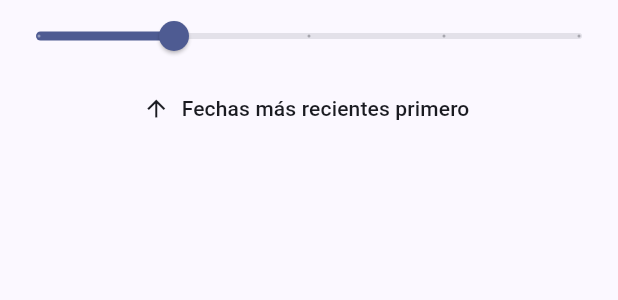
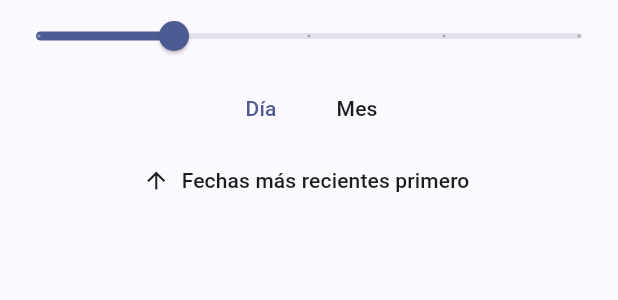
Before and after one commit to sfuentescamara/OneDriveGallery_Flutter, a Flutter app: the OneDriveGalleryWidget widget shown alone on an empty page, opened directly with empty values, on a phone screen of 412 x 824 dp. Shown: the top 300 px of the screen. Run offline on Flutter 3.47's test engine with Material 3 defaults, Android fonts, the phone set to English and light mode, and no system bars; our stand-ins replace cached_network_image, dio, flutter_dotenv, flutter_secure_storage, permission_handler, share_plus and 2 more; missing offline and left inert: flutter_appauth, flutter_image_gallery_saver; accounts and stored records are empty; network calls fail.

Commit message:
[APP] day/month

```diff
--- a/lib/drive_screen.dart
+++ b/lib/drive_screen.dart
@@ -13,7 +13,13 @@
 import 'package:flutter_image_gallery_saver/flutter_image_gallery_saver.dart';
 import 'package:video_player/video_player.dart';
 import 'main.dart'; // Para MyAppState y FavoriteFolderIdentifier
+import 'package:intl/intl.dart'; // Para formateo de fechas
 
+// Enum para el modo de agrupación de la galería
+enum GroupingMode {
+  day,
+  month,
+}
 
 class DriveScreen extends StatelessWidget {
   @override
@@ -198,10 +204,6 @@
     }
   }
 
-
-
-
-
   List<dynamic> _buildDisplayList(
     List<Map<String, dynamic>> childrenRawItems,
     List<Map<String, dynamic>> sharedRemoteRawItems,
@@ -234,9 +236,7 @@
     // Create and add the single gallery object if there are media items
     if (mediaItemsForGallery.isNotEmpty) {
       OneDriveGallery gallery = OneDriveGallery.fromDriveItems(mediaItemsForGallery);
-      if (gallery.mediaByDate.isNotEmpty) {
-        processedItems.add(gallery);
-      }
+      processedItems.add(gallery); // Add the gallery object
     }
 
     // Sort all items together
@@ -633,11 +633,13 @@
 
 
 class OneDriveGallery {
- final Map<String, List<OneDrivePlayableMedia>> mediaByDate;
-
-  OneDriveGallery({required this.mediaByDate});
+  final Map<String, List<OneDrivePlayableMedia>> mediaByDate; // Grouped by day by default
+  final List<Map<String, dynamic>> rawMediaItems; // Store raw items for flexible grouping
 
   factory OneDriveGallery.fromDriveItems(List<Map<String, dynamic>> items) {
+    // La agrupación inicial por día se sigue haciendo aquí para mantener la estructura
+    // de `mediaByDate` que el widget podría usar como estado inicial o fallback.
+    // La agrupación dinámica (día/mes) se manejará principalmente en `OneDriveGalleryWidget`.
     final Map<String, List<OneDrivePlayableMedia>> groupedMedia = {};
 
     for (var item in items) {
@@ -649,7 +651,7 @@
       }
 
       if (mediaItem != null) {
-        final dateKey = "${mediaItem.takenDateTime.year}-${mediaItem.takenDateTime.month.toString().padLeft(2, '0')}-${mediaItem.takenDateTime.day.toString().padLeft(2, '0')}";
+        final dateKey = DateFormat('yyyy-MMM-dd', 'es_ES').format(mediaItem.takenDateTime);
         if (!groupedMedia.containsKey(dateKey)) {
           groupedMedia[dateKey] = [];
         }
@@ -660,8 +662,10 @@
     groupedMedia.forEach((key, mediaList) {
       mediaList.sort((a, b) => a.takenDateTime.compareTo(b.takenDateTime)); // Antiguos primero
     });
-    return OneDriveGallery(mediaByDate: groupedMedia);
+    return OneDriveGallery(mediaByDate: groupedMedia, rawMediaItems: items); // Guardar también los items crudos
   }
+  OneDriveGallery({required this.mediaByDate, required this.rawMediaItems});
+
 }
 
 class OneDriveGalleryWidget extends StatefulWidget {
@@ -677,18 +681,89 @@
   bool _isDateSortAscending = false; // false = descendente (más recientes primero), true = ascendente (más antiguas primero)
   Set<String> _expandedDates = {}; // Almacena las claves de fecha que están completamente expandidas
   static const int _initialImageLimit = 8;
+  late GroupingMode _groupingMode; // New state variable for grouping mode
+
+  @override
+  void initState() {
+    super.initState();
+    // Initialize grouping mode. Default to day.
+    _groupingMode = GroupingMode.day;
+  }
+
+  // Helper function to group and sort media items
+  Map<String, List<OneDrivePlayableMedia>> _groupAndSortMedia(List<Map<String, dynamic>> rawItems, GroupingMode mode) {
+    final Map<String, List<OneDrivePlayableMedia>> groupedMedia = {};
+
+    for (var item in rawItems) {
+      OneDrivePlayableMedia? mediaItem;
+      if (item.containsKey('image')) {
+        mediaItem = OneDriveImage.fromJson(item);
+      } else if (item.containsKey('video')) {
+        mediaItem = OneDriveVideo.fromJson(item);
+      }
+
+      if (mediaItem != null) {
+        String dateKey;
+        if (mode == GroupingMode.month) {
+          dateKey = DateFormat('yyyy-MMM', 'es_ES').format(mediaItem.takenDateTime); // Group by month
+        } else { // GroupingMode.day
+          dateKey = DateFormat('yyyy-MMM-dd', 'es_ES').format(mediaItem.takenDateTime); // Group by day
+        }
+
+        if (!groupedMedia.containsKey(dateKey)) {
+          groupedMedia[dateKey] = [];
+        }
+        groupedMedia[dateKey]!.add(mediaItem);
+      }
+    }
+    // Sorting within groups is done later if needed, or keep it here. Let's keep it here.
+    groupedMedia.forEach((key, mediaList) {
+      mediaList.sort((a, b) => a.takenDateTime.compareTo(b.takenDateTime)); // Antiguos primero dentro del grupo
+    });
+    return groupedMedia;
+  }
 
   @override
   Widget build(BuildContext context) {
-    // Ordenar los grupos de fechas.
-    final sortedDateEntries = widget.gallery.mediaByDate.entries.toList()
+    // Group and sort media items based on current state
+    final groupedMedia = _groupAndSortMedia(widget.gallery.rawMediaItems, _groupingMode);
+
+    // Order the date group keys
+    final sortedDateEntries = groupedMedia.entries.toList()
       ..sort((a, b) {
         if (_isDateSortAscending) {
-          return a.key.compareTo(b.key); // Ascendente
+          // Parsear las claves a DateTime para una ordenación cronológica correcta
+          try {
+            DateTime dateA = DateFormat(_groupingMode == GroupingMode.month ? 'yyyy-MMM' : 'yyyy-MMM-dd', 'es_ES').parse(a.key);
+            DateTime dateB = DateFormat(_groupingMode == GroupingMode.month ? 'yyyy-MMM' : 'yyyy-MMM-dd', 'es_ES').parse(b.key);
+            return dateA.compareTo(dateB);
+          } catch (e) {
+            return a.key.compareTo(b.key); // Fallback a comparación de strings si el parseo falla
+          }
         } else {
-          return b.key.compareTo(a.key); // Descendente
+          try {
+            DateTime dateA = DateFormat(_groupingMode == GroupingMode.month ? 'yyyy-MMM' : 'yyyy-MMM-dd', 'es_ES').parse(a.key);
+            DateTime dateB = DateFormat(_groupingMode == GroupingMode.month ? 'yyyy-MMM' : 'yyyy-MMM-dd', 'es_ES').parse(b.key);
+            return dateB.compareTo(dateA);
+          } catch (e) {
+            return b.key.compareTo(a.key); // Fallback
+          }
         }
       });
+
+    // Función para formatear la cabecera de la fecha
+    String _getDisplayDateHeader(String dateKey) {
+      if (_groupingMode == GroupingMode.month) {
+        try {
+          // Parsea 'yyyy-MMM' y formatea a 'MMM, yyyy'
+          return DateFormat('MMM, yyyy', 'es_ES').format(DateFormat('yyyy-MMM', 'es_ES').parse(dateKey));
+        } catch (e) {
+          return dateKey; // Fallback si el parseo falla
+        }
+      }
+      // Para día, parsea 'yyyy-MMM-dd' y formatea a 'd MMM, yyyy'
+      return DateFormat('d MMM, yyyy', 'es_ES').format(DateFormat('yyyy-MMM-dd', 'es_ES').parse(dateKey));
+    }
 
     final IconData sortIcon = _isDateSortAscending ? Icons.arrow_downward : Icons.arrow_upward;
 
@@ -705,6 +780,31 @@
               columns = value;
             });
           },
+        ),
+        Row(
+          mainAxisAlignment: MainAxisAlignment.center,
+          children: [
+            TextButton(
+              onPressed: () {
+                setState(() {
+                  _groupingMode = GroupingMode.day;
+                });
+              },
+              child: Text('Día'),
+              style: TextButton.styleFrom(
+                foregroundColor: _groupingMode == GroupingMode.day ? Theme.of(context).colorScheme.primary : Theme.of(context).textTheme.bodyMedium?.color,
+              ),
+            ),
+            TextButton(
+              onPressed: () {
+                setState(() {
+                  _groupingMode = GroupingMode.month;
+                });
+              },
+              child: Text('Mes'),
+              style: TextButton.styleFrom(foregroundColor: _groupingMode == GroupingMode.month ? Theme.of(context).colorScheme.primary : Theme.of(context).textTheme.bodyMedium?.color),
+            ),
+          ],
         ),
         TextButton.icon(
           icon: Icon(sortIcon),
@@ -730,8 +830,9 @@
             children: [
               Padding(
                 padding: const EdgeInsets.symmetric(vertical: 8.0, horizontal: 16),
-                child: Text("$date (${mediaItems.length} ${mediaItems.length == 1 ? 'elemento' : 'elementos'})",
-                    style: TextStyle(fontWeight: FontWeight.bold, fontSize: 16)),
+                child: Text("${_getDisplayDateHeader(date)} (${mediaItems.length} ${mediaItems.length == 1 ? 'elemento' : 'elementos'})",
+                //     style: TextStyle(fontWeight: FontWeight.bold, fontSize: 16)
+                ),
               ),
               GridView.builder(
                 shrinkWrap: true,
--- a/lib/main.dart
+++ b/lib/main.dart
@@ -3,6 +3,7 @@
 import 'package:flutter_dotenv/flutter_dotenv.dart';
 import 'dart:convert'; // Para jsonEncode y jsonDecode
 import 'package:shared_preferences/shared_preferences.dart'; // Para SharedPreferences
+import 'package:intl/date_symbol_data_local.dart'; // Para inicializar datos de formato de fecha
 
 
 // Nuevas importaciones para los archivos separados
@@ -14,6 +15,7 @@
 
 Future<void> main() async {
   await dotenv.load(fileName: ".env");
+  await initializeDateFormatting('es_ES', null); // Inicializar datos para español
   final authService = AuthService();
   final graphService = GraphService();
   graphService.init(authService); // Inyectamos AuthService
```
